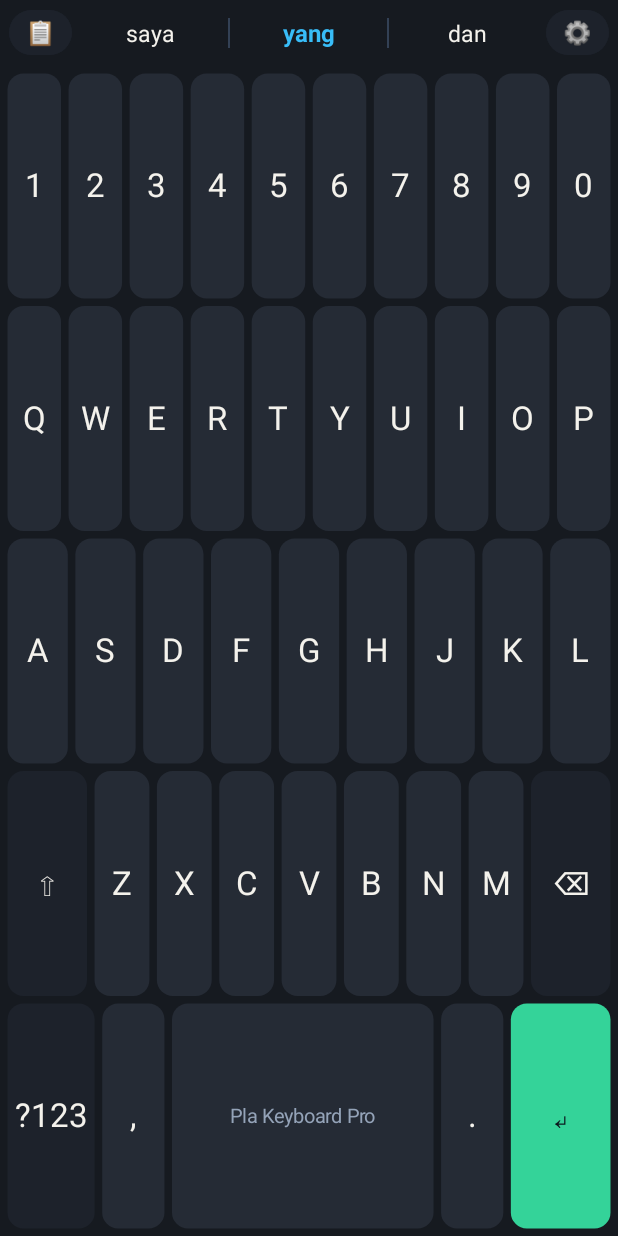
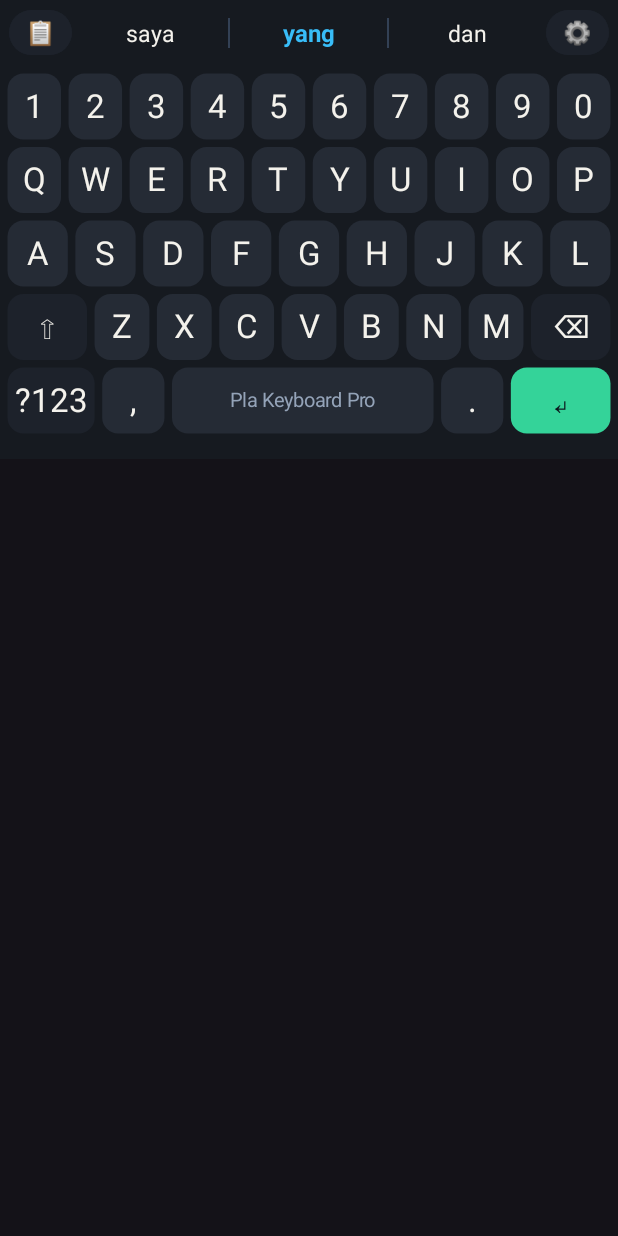
Before and after one commit to anwarlutfi58-cmd/pla-Keyboard-pri, an Android app: the layout keyboard_container.xml on its own in the app's theme, with its tools: preview values and no code run, on a phone screen of 412 x 824 dp. Run offline under Robolectric (Android 15) with nearby library versions, the phone set to English and light mode, and no system bars.

Commit message:
Perbarui app/src/main/res/layout/keyboard_container.xml

```diff
--- a/app/src/main/res/layout/keyboard_container.xml
+++ b/app/src/main/res/layout/keyboard_container.xml
@@ -127,15 +127,15 @@
     </LinearLayout>
 
     <!-- Kanvas Keyboard Utama Zero-Latency -->
-    <!-- PERBAIKAN: Hapus tinggi fix, tambahkan clickable & focusable -->
+    <!-- PERBAIKAN UTAMA:
+         1. focusable dihapus agar tidak mencuri fokus layar catatan.
+         2. layout_height diganti jadi 250dp (angka fix).
+            Kalau pakai wrap_content, custom view-mu bakal tinggi 0dp dan tombol hilang. -->
     <com.pla.keyboard.ZeroLatencyKeyboardView
         android:id="@+id/zeroLatencyKeyboard"
         android:layout_width="match_parent"
-        android:layout_height="wrap_content"
-        android:minHeight="200dp"
-        android:clickable="true"
-        android:focusable="true"
-        android:focusableInTouchMode="true" />
+        android:layout_height="250dp"
+        android:clickable="true" />
 
     <!-- Penyangga Posisi Bawah -->
     <View
```
